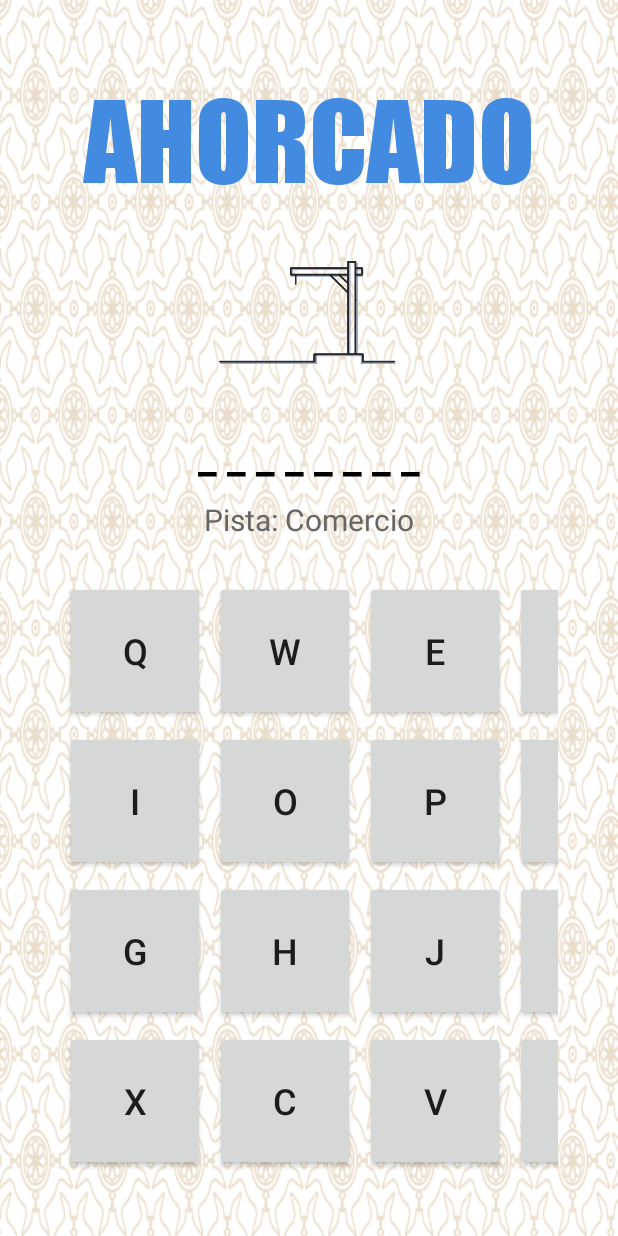
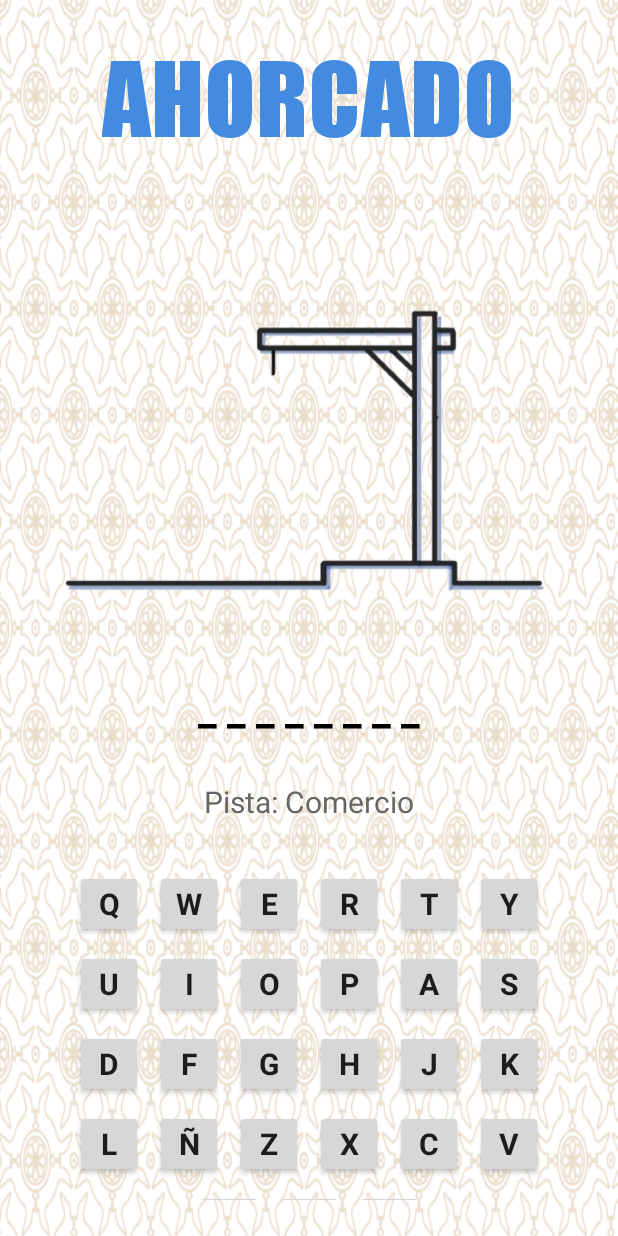
Before and after one commit to CarlosFrando/AppGame, an Android app: the ActivityAhorcado_02 screen opened directly, with no data from a screen before it, on a phone screen of 412 x 824 dp. Run offline under Robolectric (Android 15) with nearby library versions, the phone set to English and light mode, and no system bars; our stand-ins replace FlexboxLayout.

Commit message:
Arreglo de teclado en ahorcado, diseños responsivos en los layout y imagenes agregadas start and reset

```diff
--- a/app/build.gradle.kts
+++ b/app/build.gradle.kts
@@ -42,4 +42,6 @@ dependencies {
     testImplementation(libs.junit)
     androidTestImplementation(libs.ext.junit)
     androidTestImplementation(libs.espresso.core)
+    implementation(libs.flexbox)
+
 }
--- a/app/src/main/java/com/example/appgame/ActivityAhorcado_02.java
+++ b/app/src/main/java/com/example/appgame/ActivityAhorcado_02.java
@@ -6,9 +6,12 @@ import android.os.Bundle;
 import android.os.Handler;
 import android.view.View;
 import android.widget.Button;
-import android.widget.GridLayout;
 import android.widget.ImageView;
 import android.widget.TextView;
+import android.view.ViewGroup;
+import android.graphics.Typeface;
+import com.google.android.flexbox.FlexboxLayout;
+import com.google.android.flexbox.FlexboxLayout.LayoutParams;
 
 
 import android.widget.Toast;
@@ -27,8 +30,7 @@ public class ActivityAhorcado_02 extends AppCompatActivity {
     private int errors = 0;
     private int winCount = 0;
     private long startTime;
-    private GridLayout keyboardLayout;
-
+    private FlexboxLayout keyboardLayout;
     private MediaPlayer soundCorrect, soundWrong, soundWin, soundLose;
 
     private final String[][] palabras = {
@@ -117,25 +119,30 @@ public class ActivityAhorcado_02 extends AppCompatActivity {
     private void createKeyboard() {
         keyboardLayout.removeAllViews();
         String letters = "QWERTYUIOPASDFGHJKLÑZXCVBNM";
-        int buttonSize = 140;
-        int marginSize = 5;
+
+        int screenWidth = getResources().getDisplayMetrics().widthPixels;
+        int buttonSize = screenWidth / 9; // Ajuste ideal para 7–9 letras por fila
+        int margin = 6;
 
         for (char letter : letters.toCharArray()) {
             Button button = new Button(this);
             button.setText(String.valueOf(letter));
-            button.setTextSize(24);
-            button.setPadding(1, 1, 1, 1);
+            button.setTextSize(20f); // 🔠 Letra más grande
+            button.setTypeface(null, Typeface.BOLD); // 💪 Negritas
+            button.setPadding(0, 0, 0, 0);
 
-            GridLayout.LayoutParams params = new GridLayout.LayoutParams();
-            params.width = buttonSize;
-            params.height = buttonSize;
-            params.setMargins(marginSize, marginSize, marginSize, marginSize);
+            FlexboxLayout.LayoutParams params = new FlexboxLayout.LayoutParams(
+                    buttonSize,
+                    buttonSize
+            );
+            params.setMargins(margin, margin, margin, margin);
             button.setLayoutParams(params);
 
             button.setOnClickListener(v -> checkLetter(letter));
             keyboardLayout.addView(button);
         }
     }
+
 
     private void checkLetter(char letter) {
         boolean correct = false;
--- a/app/src/main/java/com/example/appgame/ActivityAhorcado_03.java
+++ b/app/src/main/java/com/example/appgame/ActivityAhorcado_03.java
@@ -3,6 +3,8 @@ package com.example.appgame;
 import android.content.Intent;
 import android.os.Bundle;
 import android.widget.Button;
+import android.widget.ImageButton;
+import android.widget.ImageView;
 import android.widget.TextView;
 
 import androidx.appcompat.app.AppCompatActivity;
@@ -12,7 +14,7 @@ import androidx.appcompat.app.AppCompatActivity;
 public class ActivityAhorcado_03 extends AppCompatActivity {
 
     private TextView timePlayed;
-    private Button restartButton;
+    private ImageView restartButton;
 
     @Override
     protected void onCreate(Bundle savedInstanceState) {
--- a/app/src/main/java/com/example/appgame/ActivityAhorcado_04.java
+++ b/app/src/main/java/com/example/appgame/ActivityAhorcado_04.java
@@ -3,6 +3,7 @@ package com.example.appgame;
 import android.content.Intent;
 import android.os.Bundle;
 import android.widget.Button;
+import android.widget.ImageView;
 import android.widget.TextView;
 
 import androidx.appcompat.app.AppCompatActivity;
@@ -10,7 +11,7 @@ import androidx.appcompat.app.AppCompatActivity;
 public class ActivityAhorcado_04 extends AppCompatActivity {
 
     private TextView timePlayed;
-    private Button restartButton;
+    private ImageView restartButton;
 
     @Override
     protected void onCreate(Bundle savedInstanceState) {
--- a/app/src/main/java/com/example/appgame/AhorcadoActivity.java
+++ b/app/src/main/java/com/example/appgame/AhorcadoActivity.java
@@ -6,6 +6,7 @@ import android.os.Bundle;
 import android.view.View;
 import android.widget.Button;
 import android.widget.CheckBox;
+import android.widget.ImageView;
 import android.widget.TextView;
 
 import androidx.appcompat.app.AppCompatActivity;
@@ -32,7 +33,7 @@ public class AhorcadoActivity extends AppCompatActivity {
 
         TextView rulesTextView = findViewById(R.id.rulesText);
         checkBoxNoMostrar = findViewById(R.id.checkBoxNoMostrar);
-        Button startGameButton = findViewById(R.id.startGameButton);
+        ImageView startGameButton = findViewById(R.id.startGameButton);
 
 
         rulesTextView.setText(
--- a/app/src/main/res/layout/activity_ahorcado02.xml
+++ b/app/src/main/res/layout/activity_ahorcado02.xml
@@ -1,74 +1,66 @@
 <?xml version="1.0" encoding="utf-8"?>
 <FrameLayout xmlns:android="http://schemas.android.com/apk/res/android"
-    android:layout_width="wrap_content"
+    xmlns:app="http://schemas.android.com/apk/res-auto"
+    android:layout_width="match_parent"
     android:layout_height="match_parent"
     android:background="@drawable/background41">
 
-
-
-
-    <TextView
-        android:id="@+id/titleTextView"
-        android:layout_width="match_parent"
-        android:layout_height="wrap_content"
-        android:text="AHORCADO"
-        android:textSize="70sp"
-        android:textColor="#438BE0"
-        android:fontFamily="@font/titulo"
-        android:textAlignment="center"
-        android:layout_marginTop="40dp"/>
-
-
-
-    <!-- Contenido del juego -->
     <LinearLayout
         android:layout_width="match_parent"
         android:layout_height="match_parent"
         android:orientation="vertical"
-        android:gravity="center"
-        android:padding="16dp">
+        android:padding="16dp"
+        android:gravity="center_horizontal"
+        android:baselineAligned="false">
+
+        <TextView
+            android:id="@+id/titleTextView"
+            android:layout_width="wrap_content"
+            android:layout_height="0dp"
+            android:layout_weight="1.3"
+            android:text="AHORCADO"
+            android:textSize="64sp"
+            android:textColor="#438BE0"
+            android:fontFamily="@font/titulo"
+            android:textAlignment="center" />
 
         <ImageView
             android:id="@+id/hangmanImage"
             android:layout_width="match_parent"
             android:layout_height="0dp"
-            android:layout_weight="40"
+            android:layout_weight="5.1"
             android:scaleType="fitCenter"
             android:src="@drawable/hangman_0"
-            android:contentDescription="Ahorcado"
-            android:layout_marginTop="120dp"/>
+            android:contentDescription="Ahorcado" />
 
         <TextView
             android:id="@+id/wordView"
             android:layout_width="wrap_content"
-            android:layout_height="wrap_content"
+            android:layout_height="0dp"
+            android:layout_weight="1"
             android:text="_ _ _ _ _"
             android:textSize="28sp"
             android:textStyle="bold"
-            android:textColor="#000000"
-            android:layout_marginTop="20dp"/>
+            android:textColor="#000000" />
 
         <TextView
             android:id="@+id/clueView"
             android:layout_width="wrap_content"
-            android:layout_height="wrap_content"
+            android:layout_height="0dp"
+            android:layout_weight="0.7"
             android:text="Pista"
             android:textSize="20sp"
-            android:textColor="#666666"
-            android:layout_marginTop="10dp"/>
+            android:textColor="#666666" />
 
-        <GridLayout
+        <com.google.android.flexbox.FlexboxLayout
             android:id="@+id/keyboardLayout"
             android:layout_width="match_parent"
-            android:layout_height="wrap_content"
-            android:columnCount="7"
-            android:layout_marginTop="16dp"
-            android:layout_marginStart="16dp"
-            android:layout_marginEnd="16dp"
-            android:layout_marginBottom="16dp"
-            android:padding="8dp"
-            />
-
+            android:layout_height="0dp"
+            android:layout_weight="3.5"
+            app:justifyContent="center"
+            app:alignItems="center"
+            app:flexWrap="wrap"
+            android:padding="8dp" />
 
     </LinearLayout>
 
--- a/gradle/libs.versions.toml
+++ b/gradle/libs.versions.toml
@@ -1,5 +1,5 @@
 [versions]
-agp = "8.9.1"
+agp = "8.7.3"
 junit = "4.13.2"
 junitVersion = "1.2.1"
 espressoCore = "3.6.1"
@@ -9,6 +9,7 @@ activity = "1.10.1"
 constraintlayout = "2.2.0"
 navigationFragment = "2.6.0"
 navigationUi = "2.6.0"
+flexbox = "3.0.0"
 
 [libraries]
 junit = { group = "junit", name = "junit", version.ref = "junit" }
@@ -20,6 +21,7 @@ activity = { group = "androidx.activity", name = "activity", version.ref = "acti
 constraintlayout = { group = "androidx.constraintlayout", name = "constraintlayout", version.ref = "constraintlayout" }
 navigation-fragment = { group = "androidx.navigation", name = "navigation-fragment", version.ref = "navigationFragment" }
 navigation-ui = { group = "androidx.navigation", name = "navigation-ui", version.ref = "navigationUi" }
+flexbox = { group = "com.google.android.flexbox", name = "flexbox", version.ref = "flexbox" }
 
 [plugins]
 android-application = { id = "com.android.application", version.ref = "agp" }
```
Also changed, not shown: app/src/main/java/com/example/appgame/puzzle_3.java (+4 -4 lines), app/src/main/res/layout/activity_ahorcado.xml (+35 -32 lines), app/src/main/res/layout/activity_ahorcado03.xml (+18 -18 lines), app/src/main/res/layout/activity_ahorcado04.xml (+20 -19 lines), app/src/main/res/layout/activity_main2.xml (+10 -7 lines), app/src/main/res/drawable/reset.png (added).
